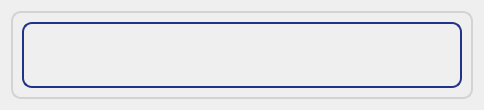
First picture: the form in retroshare-gui/src/gui/PhotoShare/PhotoCommentItem.ui, repository RetroShare/RetroShare, before the edit.
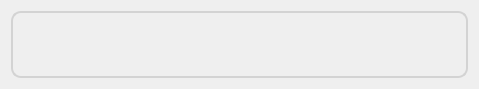
Second picture: the form after the edit.

The edit to the form file:
```diff
--- a/retroshare-gui/src/gui/PhotoShare/PhotoCommentItem.ui
+++ b/retroshare-gui/src/gui/PhotoShare/PhotoCommentItem.ui
@@ -6,8 +6,8 @@
    <rect>
     <x>0</x>
     <y>0</y>
-    <width>484</width>
-    <height>110</height>
+    <width>479</width>
+    <height>89</height>
    </rect>
   </property>
   <property name="windowTitle">
@@ -30,7 +30,7 @@
      </property>
      <layout class="QVBoxLayout">
       <item>
-       <widget class="QWidget" name="msgWidget" native="true">
+       <widget class="QWidget" name="commentWidget" native="true">
         <property name="styleSheet">
          <string notr="true">QWidget#msgWidget{border: 2px solid #238;
 border-radius: 10px;}</string>
@@ -40,7 +40,7 @@
           <number>5</number>
          </property>
          <item>
-          <widget class="QLabel" name="msgLabel">
+          <widget class="QLabel" name="labelComment">
            <property name="sizePolicy">
             <sizepolicy hsizetype="MinimumExpanding" vsizetype="Preferred">
              <horstretch>0</horstretch>
```
